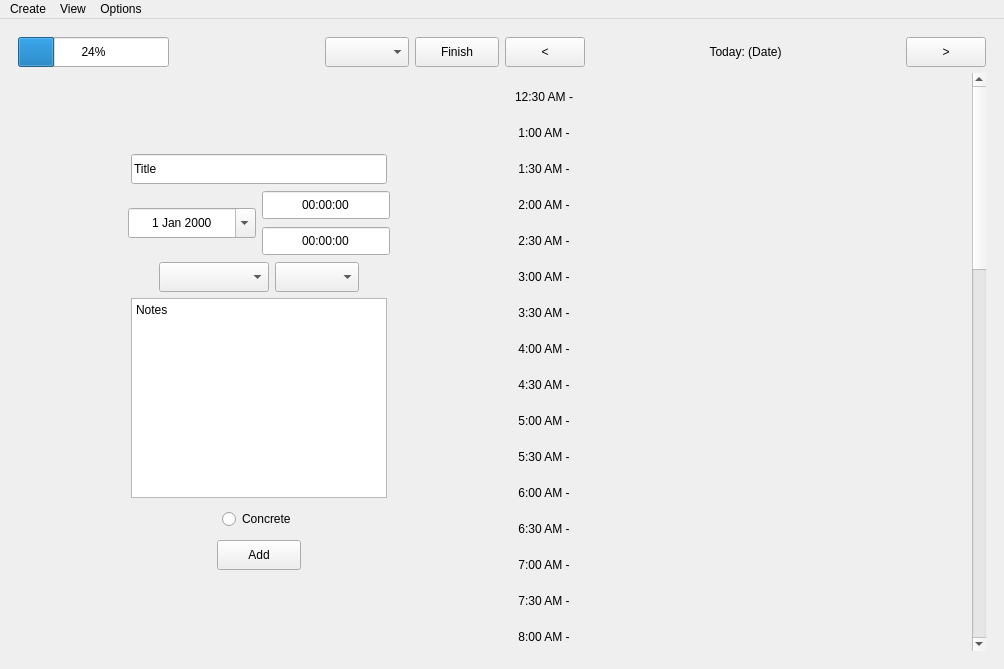
Before: the Qt Designer form Torg/torg.ui in Tiane-Maestas/Torg, drawn with Qt 5.
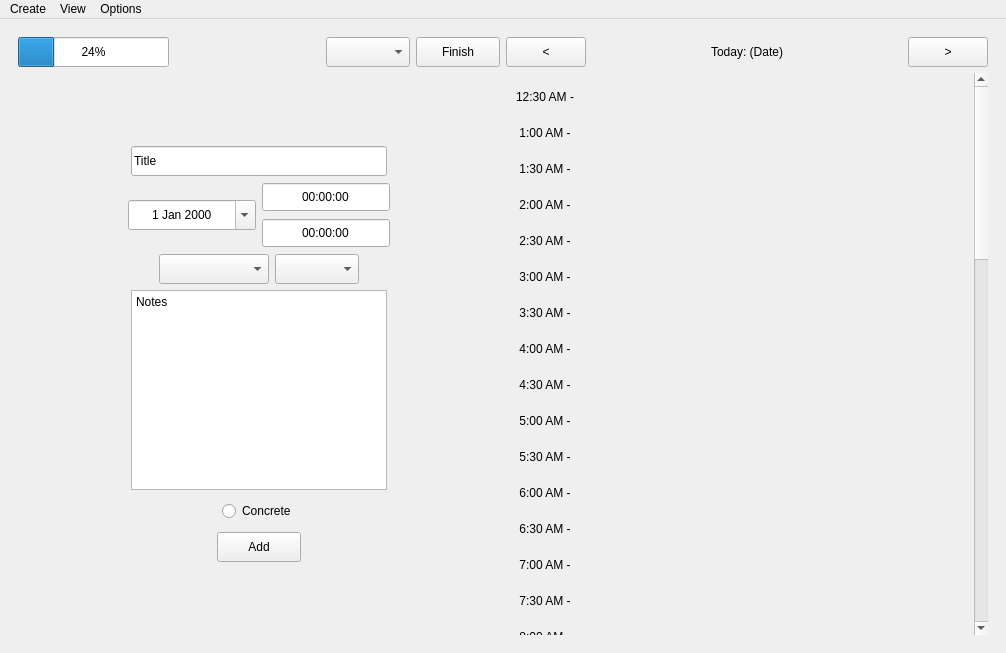
After: the same form once the commit is applied.

```diff
--- a/Torg/torg.ui
+++ b/Torg/torg.ui
@@ -6,8 +6,8 @@
    <rect>
     <x>0</x>
     <y>0</y>
-    <width>1004</width>
-    <height>669</height>
+    <width>1006</width>
+    <height>653</height>
    </rect>
   </property>
   <property name="sizePolicy">
@@ -3690,8 +3690,8 @@
                <property name="geometry">
                 <rect>
                  <x>0</x>
-                 <y>-768</y>
-                 <width>463</width>
+                 <y>0</y>
+                 <width>464</width>
                  <height>1836</height>
                 </rect>
                </property>
@@ -6220,7 +6220,7 @@
     <rect>
      <x>0</x>
      <y>0</y>
-     <width>1004</width>
+     <width>1006</width>
      <height>21</height>
     </rect>
    </property>
```
Left out of the diff: 14 changed lines with no effect on the pictures.
